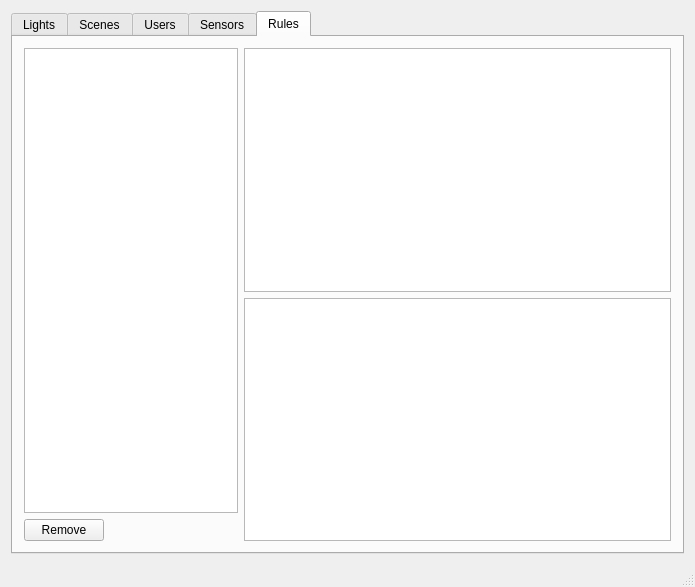
Baertierchen/shine, file apps/qtGui/shinegui.ui: the form before one commit.
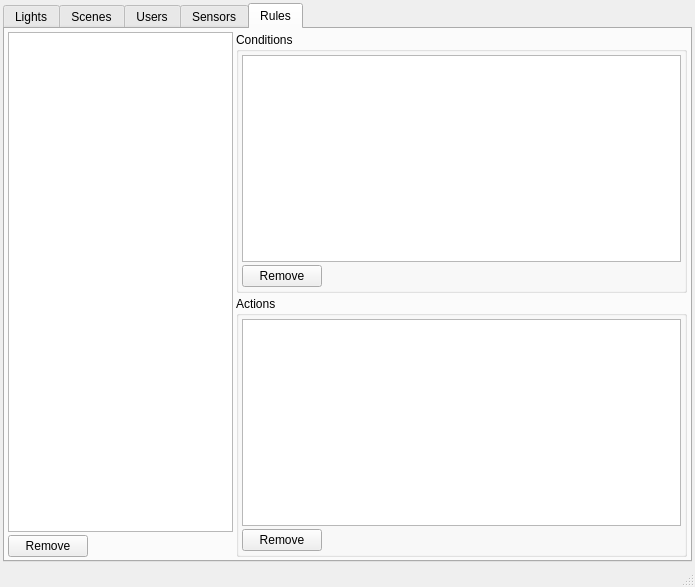
The form after the commit.

Commit message: Define default layout spacing

The edit to the form file:
```diff
--- a/apps/qtGui/shinegui.ui
+++ b/apps/qtGui/shinegui.ui
@@ -15,6 +15,9 @@
   </property>
   <widget class="QWidget" name="centralWidget">
    <layout class="QHBoxLayout" name="horizontalLayout_10">
+    <property name="spacing">
+     <number>3</number>
+    </property>
     <item>
      <widget class="QTabWidget" name="tabWidget">
       <property name="tabShape">
@@ -355,6 +358,12 @@
         <item>
          <layout class="QVBoxLayout" name="verticalLayout_5">
           <item>
+           <widget class="QGroupBox" name="groupBox">
+            <property name="title">
+             <string>Conditions</string>
+            </property>
+            <layout class="QVBoxLayout" name="verticalLayout_8">
+             <item>
            <widget class="QTableView" name="lv_ruleConditions">
             <property name="selectionMode">
              <enum>QAbstractItemView::SingleSelection</enum>
@@ -371,8 +380,68 @@
            </widget>
           </item>
           <item>
+              <layout class="QHBoxLayout" name="horizontalLayout_12">
+               <item>
+                <widget class="QPushButton" name="pushButton">
+                 <property name="text">
+                  <string>Remove</string>
+                 </property>
+                </widget>
+               </item>
+               <item>
+                <spacer name="horizontalSpacer_5">
+                 <property name="orientation">
+                  <enum>Qt::Horizontal</enum>
+                 </property>
+                 <property name="sizeHint" stdset="0">
+                  <size>
+                   <width>40</width>
+                   <height>20</height>
+                  </size>
+                 </property>
+                </spacer>
+               </item>
+              </layout>
+             </item>
+            </layout>
+           </widget>
+          </item>
+          <item>
+           <widget class="QGroupBox" name="groupBox_2">
+            <property name="title">
+             <string>Actions</string>
+            </property>
+            <layout class="QVBoxLayout" name="verticalLayout_7">
+             <item>
            <widget class="QListView" name="lv_ruleActions"/>
           </item>
+             <item>
+              <layout class="QHBoxLayout" name="horizontalLayout_13">
+               <item>
+                <widget class="QPushButton" name="pushButton_2">
+                 <property name="text">
+                  <string>Remove</string>
+                 </property>
+                </widget>
+               </item>
+               <item>
+                <spacer name="horizontalSpacer_6">
+                 <property name="orientation">
+                  <enum>Qt::Horizontal</enum>
+                 </property>
+                 <property name="sizeHint" stdset="0">
+                  <size>
+                   <width>40</width>
+                   <height>20</height>
+                  </size>
+                 </property>
+                </spacer>
+               </item>
+              </layout>
+             </item>
+            </layout>
+           </widget>
+          </item>
          </layout>
         </item>
        </layout>
@@ -393,7 +462,7 @@
   </widget>
   <widget class="QStatusBar" name="statusBar"/>
  </widget>
- <layoutdefault spacing="6" margin="11"/>
+ <layoutdefault spacing="3" margin="3"/>
  <resources/>
  <connections/>
 </ui>
```
Lines whose indentation alone changed are shown as unchanged.
